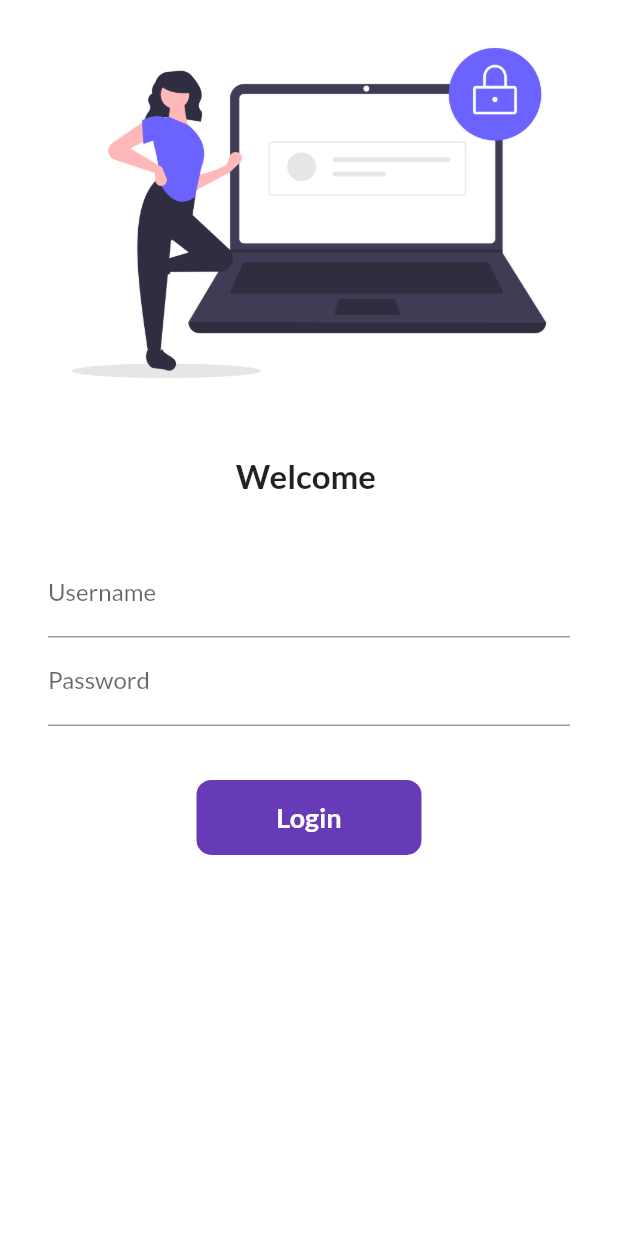
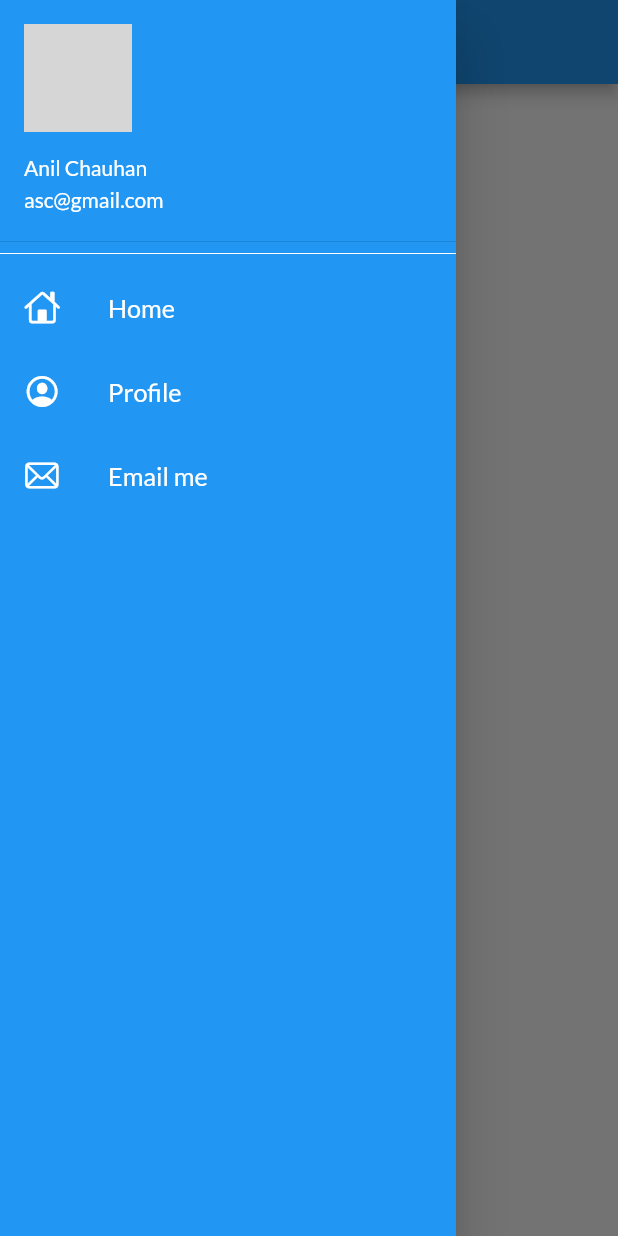
Before and after one commit to ascsoftdev/flutter_app, a Flutter app: the screen it shows after launch, with the side drawer open (before the commit the screen has no drawer), on a phone screen of 412 x 824 dp. Run offline on Flutter 3.47's test engine with Material 2 defaults, Android fonts, the phone set to English and light mode, and no system bars; our stand-ins replace google_fonts; network calls fail; grey boxes are pictures that could not be loaded.

```diff
--- a/lib/main.dart
+++ b/lib/main.dart
@@ -20,7 +20,7 @@ class MyApp extends StatelessWidget {
           primarySwatch: Colors.blue,
           fontFamily: GoogleFonts.lato().fontFamily),
       darkTheme: ThemeData(brightness: Brightness.dark),
-      initialRoute: "/",
+      initialRoute: MyRoutes.homePage,
       routes: {
         "/": (context) => LoginPage(),
         MyRoutes.homePage: (context) => HomePage(),
--- a/lib/pages/home_page.dart
+++ b/lib/pages/home_page.dart
@@ -1,4 +1,5 @@
 import 'package:flutter/material.dart';
+import 'package:flutter_app_1/widgets/mydrawer.dart';
 
 class HomePage extends StatelessWidget {
   const HomePage({super.key});
@@ -12,6 +13,6 @@ class HomePage extends StatelessWidget {
             child: const Text("Welcome to Hello Workd App"),
           ),
         ),
-        drawer: Drawer());
+        drawer: MyDrawer());
   }
 }
--- /dev/null
+++ b/lib/widgets/mydrawer.dart
@@ -0,0 +1,64 @@
+import 'package:flutter/cupertino.dart';
+import 'package:flutter/material.dart';
+
+class MyDrawer extends StatelessWidget {
+  @override
+  Widget build(BuildContext context) {
+    const imageUrl =
+        "https://www.gravatar.com/avatar/205e460b479e2e5b48aec07710c08d50.jpg";
+    return Drawer(
+      child: Container(
+        color: Colors.blue,
+        child: ListView(
+          padding: EdgeInsets.zero,
+          children: const [
+            DrawerHeader(
+                padding: EdgeInsets.zero,
+                margin: EdgeInsets.zero,
+                child: UserAccountsDrawerHeader(
+                  margin: EdgeInsets.zero,
+                  accountName: Text("Anil Chauhan"),
+                  accountEmail: Text("asc@gmail.com"),
+                  currentAccountPicture: CircleAvatar(
+                    backgroundImage: NetworkImage(imageUrl),
+                  ),
+                )),
+            Divider(
+              color: Colors.white,
+            ),
+            ListTile(
+              leading: Icon(
+                CupertinoIcons.home,
+                color: Colors.white,
+              ),
+              title: Text(
+                  textScaleFactor: 1.2,
+                  "Home",
+                  style: TextStyle(color: Colors.white)),
+            ),
+            ListTile(
+              leading: Icon(
+                CupertinoIcons.profile_circled,
+                color: Colors.white,
+              ),
+              title: Text(
+                  textScaleFactor: 1.2,
+                  "Profile",
+                  style: TextStyle(color: Colors.white)),
+            ),
+            ListTile(
+              leading: Icon(
+                CupertinoIcons.mail,
+                color: Colors.white,
+              ),
+              title: Text(
+                  textScaleFactor: 1.2,
+                  "Email me",
+                  style: TextStyle(color: Colors.white)),
+            )
+          ],
+        ),
+      ),
+    );
+  }
+}
```
